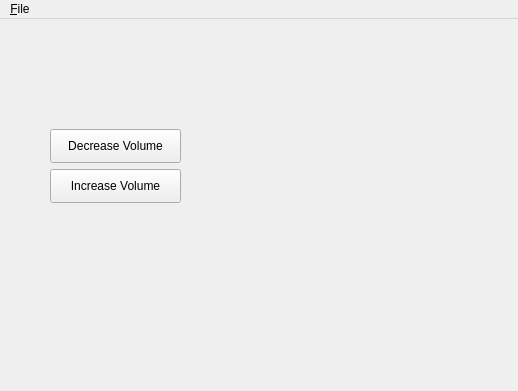
mharrys/untzy, file src/ui/main_window.ui: the form before one commit.
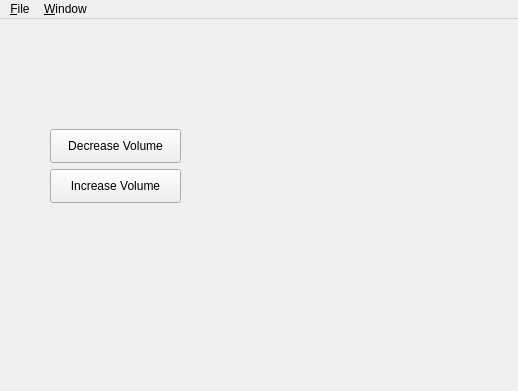
The form after the commit.

Commit message: add window for viewing engine output messages

What changed in the file:
```diff
--- a/src/ui/main_window.ui
+++ b/src/ui/main_window.ui
@@ -50,7 +50,7 @@
      <height>30</height>
     </rect>
    </property>
-   <widget class="QMenu" name="menuFile">
+   <widget class="QMenu" name="menu_file">
     <property name="title">
      <string>&amp;File</string>
     </property>
@@ -59,7 +59,14 @@
     <addaction name="action_pause"/>
     <addaction name="action_exit"/>
    </widget>
-   <addaction name="menuFile"/>
+   <widget class="QMenu" name="menu_window">
+    <property name="title">
+     <string>&amp;Window</string>
+    </property>
+    <addaction name="action_engine_output"/>
+   </widget>
+   <addaction name="menu_file"/>
+   <addaction name="menu_window"/>
   </widget>
   <action name="action_open">
    <property name="text">
```
Left out of the diff: 13 changed lines with no effect on the pictures. The commit also changes 12 other files.
